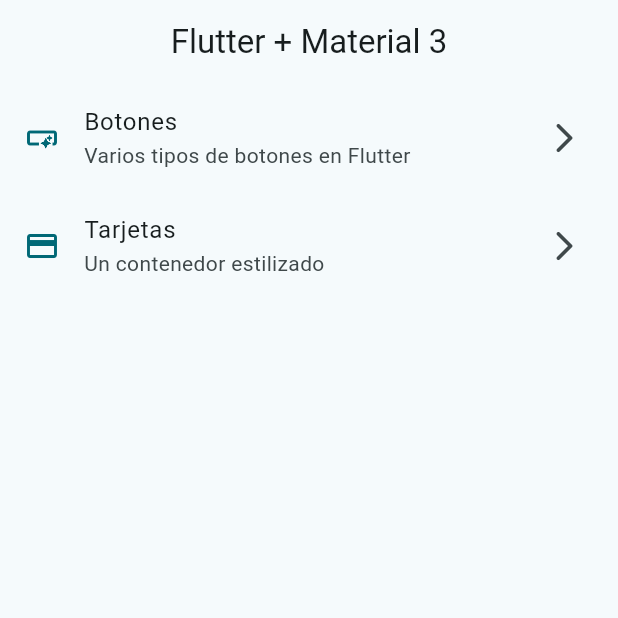
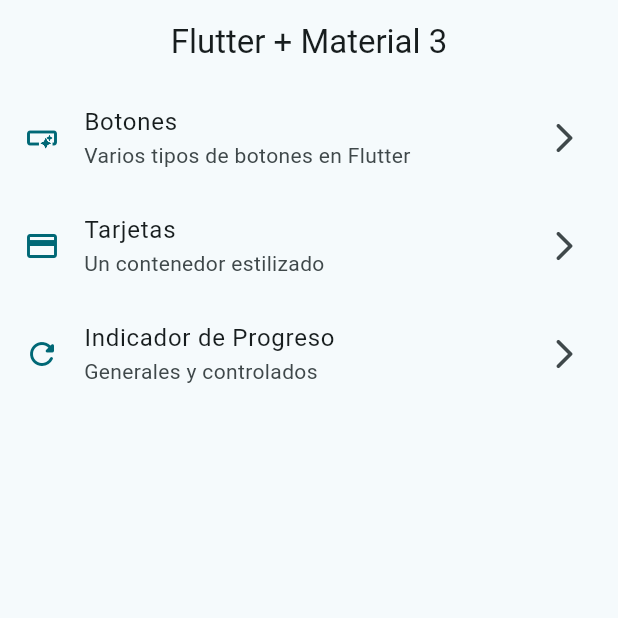
Before and after one commit to sebasmrl/widgets_app, a Flutter app: the screen it shows after launch, on a phone screen of 412 x 824 dp, the top half of it. Run offline on Flutter 3.47's test engine with Material 3 defaults, Android fonts, the phone set to English and light mode, and no system bars; our stand-ins replace go_router.

Commit message:
Added progress indicator widget

```diff
--- a/lib/config/menu/menu_items.dart
+++ b/lib/config/menu/menu_items.dart
@@ -27,5 +27,11 @@ class MenuItem{
       link: '/cards',
       icon: Icons.credit_card
     ),
+    MenuItem(
+      title: 'Indicador de Progreso',
+      subtitle: 'Generales y controlados',
+      link: '/progress',
+      icon: Icons.refresh_rounded
+    ),
 
   ];
--- a/lib/config/router/app_router.dart
+++ b/lib/config/router/app_router.dart
@@ -20,5 +20,10 @@ final appRouter = GoRouter(
       path: '/cards',
       builder: (context, state) => const CardsScreen(),
     ),
+    GoRoute(
+      name: ProgressScreen.name,
+      path: '/progress',
+      builder: (context, state) => const ProgressScreen(),
+    ),
   ],
 );
```
Also changed, not shown: lib/presentation/screens/progress/progress_screen.dart (+66 -1 lines).
